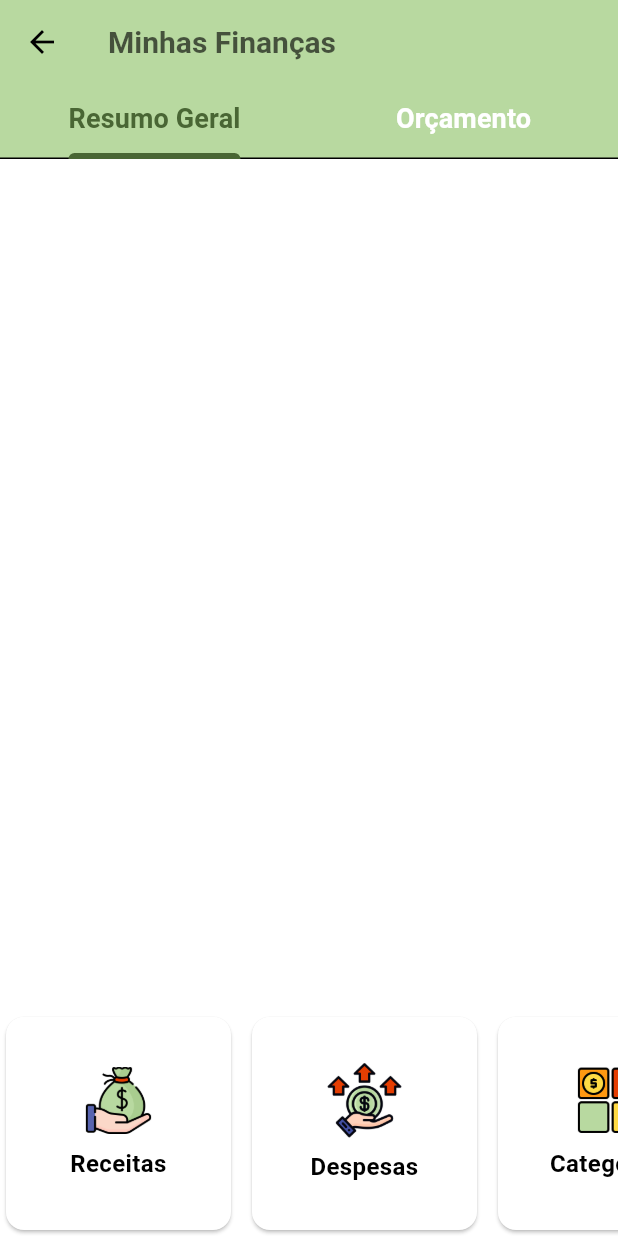
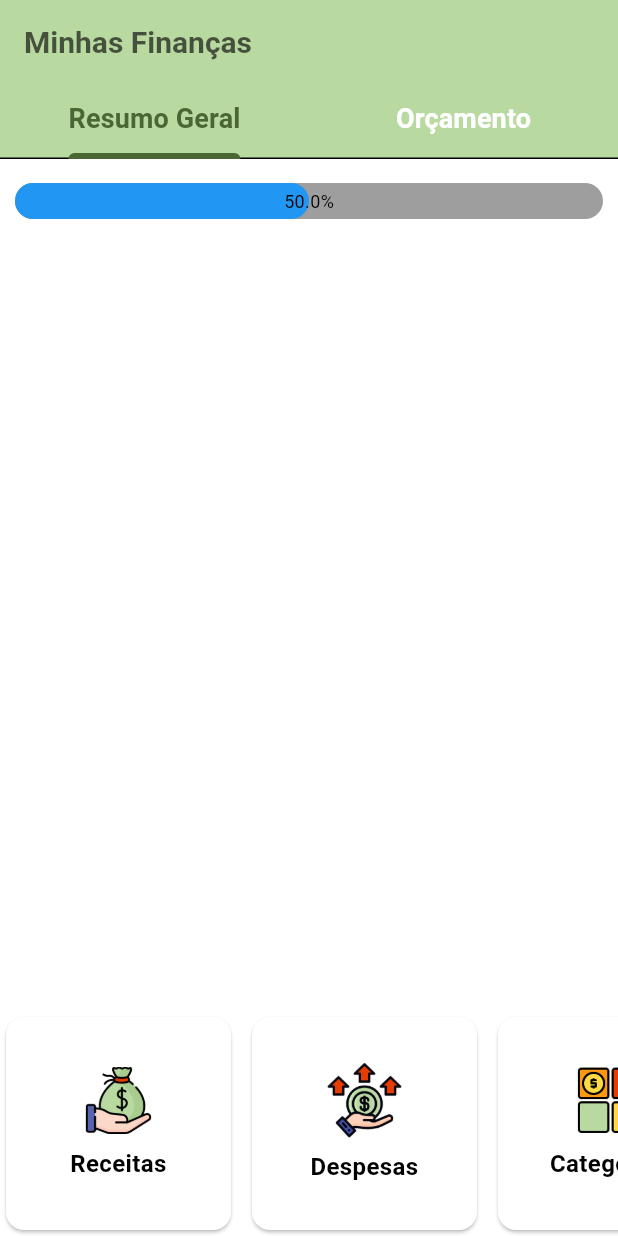
Before and after one commit to tiringa1313/financas, a Flutter app: the Home screen opened directly, on a phone screen of 412 x 824 dp. Run offline on Flutter 3.47's test engine with Material 3 defaults, Android fonts, the phone set to English and light mode, and no system bars; drawn by our look-alikes of percent_indicator; our stand-ins replace cloud_firestore, firebase_auth, firebase_core, flutter_typeahead, get_it; missing offline and left inert: dart:ffi; accounts and stored records are empty.

Commit message:
Fazendo a progress bar de resumo

```diff
--- a/lib/Home.dart
+++ b/lib/Home.dart
@@ -26,9 +26,18 @@ class _HomeState extends State<Home> with SingleTickerProviderStateMixin {
   }
 
   @override
+  void didChangeDependencies() {
+    super.didChangeDependencies();
+
+    // Esconder o teclado quando a tela é iniciada
+    SystemChannels.textInput.invokeMethod('TextInput.hide');
+  }
+
+  @override
   Widget build(BuildContext context) {
     return Scaffold(
       appBar: AppBar(
+        automaticallyImplyLeading: false,
         title: Text(
           "Minhas Finanças",
           style: TextStyle(
--- a/lib/telas/AbaResumoGeral.dart
+++ b/lib/telas/AbaResumoGeral.dart
@@ -4,6 +4,13 @@ import 'package:financas/Receitas.dart';
 import 'package:financas/model/AuthManager.dart';
 import 'package:financas/Despesas.dart';
 import 'package:flutter/material.dart';
+import 'package:financas/Categorias.dart';
+import 'package:financas/Login.dart';
+import 'package:financas/Receitas.dart';
+import 'package:financas/model/AuthManager.dart';
+import 'package:financas/Despesas.dart';
+import 'package:flutter/material.dart';
+import 'package:percent_indicator/percent_indicator.dart';
 
 class AbaResumoGeral extends StatefulWidget {
   const AbaResumoGeral({Key? key}) : super(key: key);
@@ -20,14 +27,29 @@ class _AbaResumoGeralState extends State<AbaResumoGeral> {
     return Scaffold(
       body: Column(
         children: [
-          // Conteúdo principal aqui
+          // Margem superior para a barra de progresso
+          SizedBox(height: 16.0),
+
+          // LinearPercentIndicator acima dos Cards
+          LinearPercentIndicator(
+            width: MediaQuery.of(context).size.width, // Largura total da tela
+            lineHeight: 24.0,
+            percent: 0.5,
+            center: Text(
+              "50.0%",
+              style: TextStyle(fontSize: 12.0),
+            ),
+            linearStrokeCap: LinearStrokeCap.roundAll,
+            backgroundColor: Colors.grey,
+            progressColor: Colors.blue,
+          ),
 
           // Adicione um espaço flexível para empurrar o Card para a parte inferior
           Expanded(child: Container()),
 
-          // Lista horizontal de Cards na parte inferior
           Container(
-            height: 150, // Ajuste a altura dos Cards conforme necessário
+            height:
+                150, // Ajuste a altura dos Cards inferiores conforme necessário
             child: ListView(
               scrollDirection: Axis.horizontal,
               children: [
@@ -119,7 +141,7 @@ class _AbaResumoGeralState extends State<AbaResumoGeral> {
                 // Espaçamento entre os Cards
                 SizedBox(width: 6),
 
-                // card categorias
+                // Card Categorias
                 GestureDetector(
                   onTap: () {
                     // Remove o foco para ocultar o teclado
@@ -163,7 +185,7 @@ class _AbaResumoGeralState extends State<AbaResumoGeral> {
                 // Espaçamento entre os Cards
                 SizedBox(width: 6),
 
-                // Card METAS / PROJETOS
+                // Card Metas/Projetos
                 GestureDetector(
                   onTap: () {
                     // Remove o foco para ocultar o teclado
--- a/pubspec.yaml
+++ b/pubspec.yaml
@@ -19,6 +19,7 @@ dependencies:
   mask_text_input_formatter: ^2.7.0
   flutter_datetime_picker: ^1.5.1
   flutter_typeahead: ^4.0.0
+  percent_indicator: ^4.2.3
 flutter_localizations:
   sdk: flutter
 
```
Also changed, not shown: lib/Despesas.dart (+5 -2 lines), pubspec.lock.
